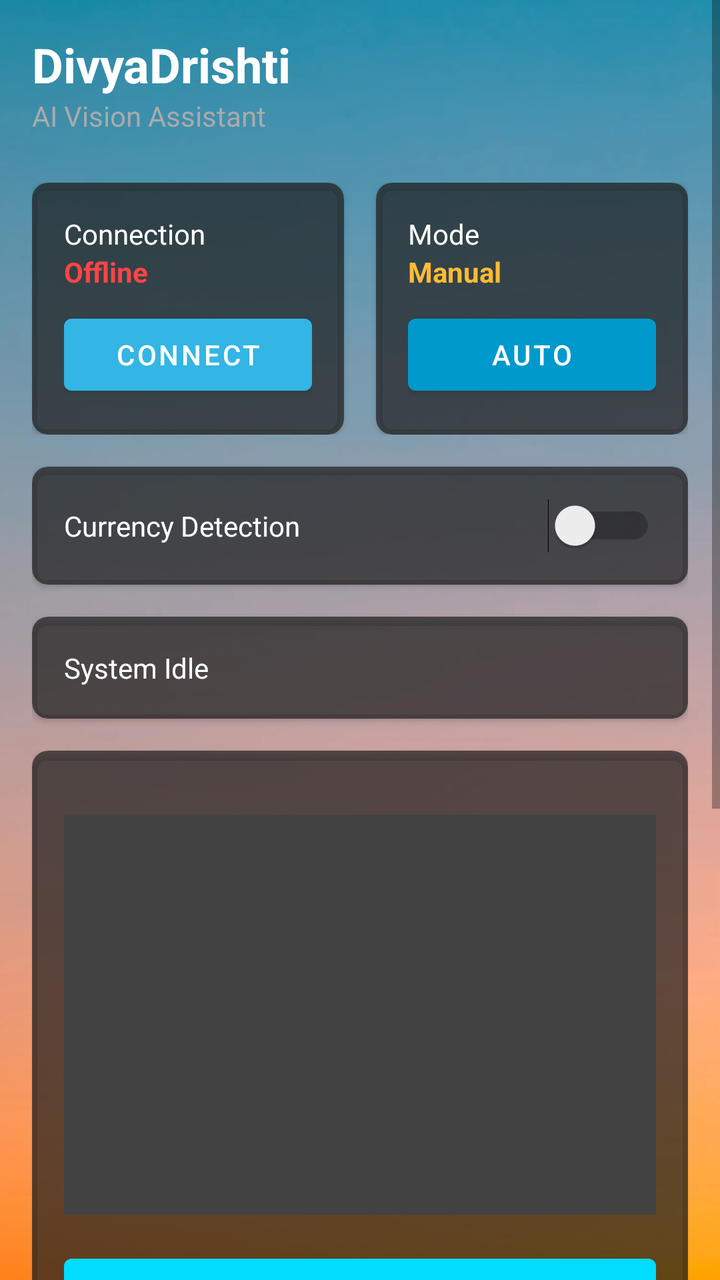
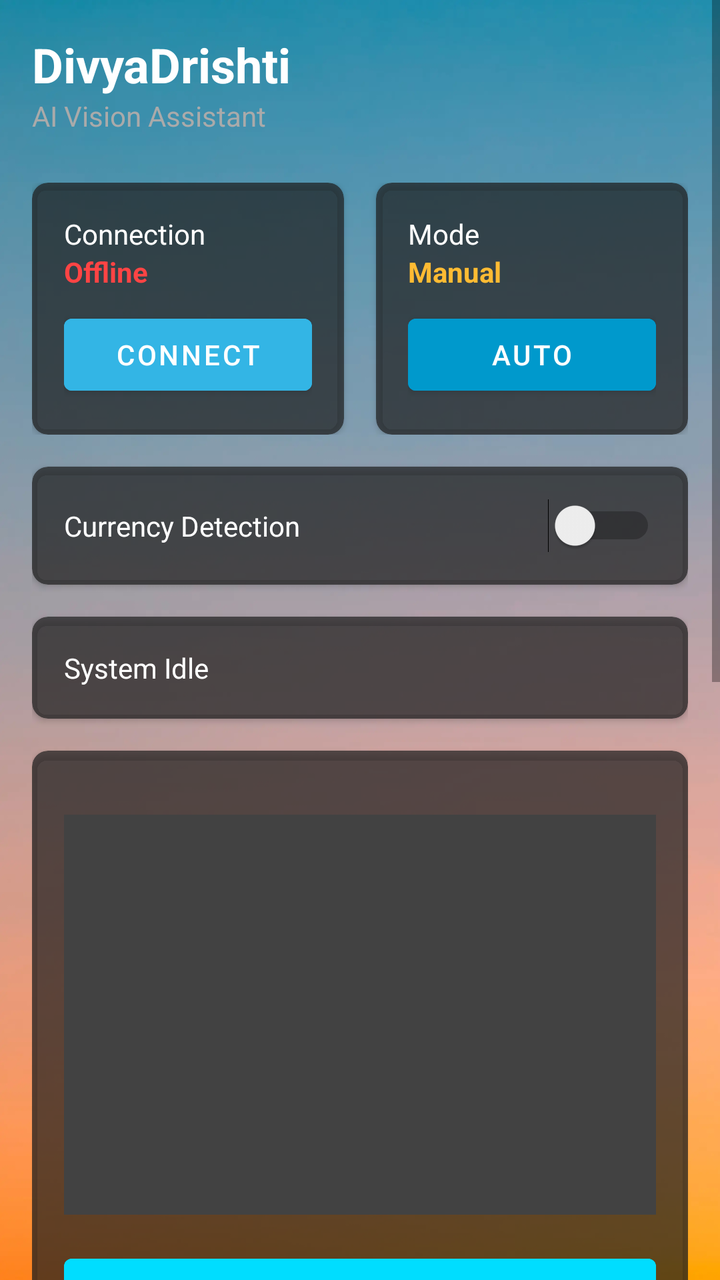

Before-and-after screenshots of an Android layout around one commit, followed by the original layout XML and the change that was made.
<!-- AndroidManifest.xml: application theme Theme.Divyadrishti -->
<!-- res/layout/activity_main.xml -->
<?xml version="1.0" encoding="utf-8"?>
<ScrollView xmlns:android="http://schemas.android.com/apk/res/android"
    xmlns:app="http://schemas.android.com/apk/res-auto"
    xmlns:tools="http://schemas.android.com/tools"
    android:layout_width="match_parent"
    android:layout_height="match_parent"
    android:background="@drawable/background_gradient"
    tools:context=".MainActivity">

    <androidx.constraintlayout.widget.ConstraintLayout
        android:layout_width="match_parent"
        android:layout_height="wrap_content"
        android:padding="16dp">

        
        <TextView
            android:id="@+id/headerTitle"
            android:layout_width="wrap_content"
            android:layout_height="wrap_content"
            android:text="DivyaDrishti"
            android:textColor="@android:color/white"
            android:textSize="24sp"
            android:textStyle="bold"
            app:layout_constraintStart_toStartOf="parent"
            app:layout_constraintTop_toTopOf="parent" />

        <TextView
            android:id="@+id/headerSubtitle"
            android:layout_width="wrap_content"
            android:layout_height="wrap_content"
            android:text="AI Vision Assistant"
            android:textColor="@android:color/darker_gray"
            android:textSize="14sp"
            app:layout_constraintStart_toStartOf="parent"
            app:layout_constraintTop_toBottomOf="@id/headerTitle" />

        
        <GridLayout
            android:id="@+id/connectionModeLayout"
            android:layout_width="0dp"
            android:layout_height="wrap_content"
            android:layout_marginTop="24dp"
            android:columnCount="2"
            android:rowCount="1"
            app:layout_constraintEnd_toEndOf="parent"
            app:layout_constraintStart_toStartOf="parent"
            app:layout_constraintTop_toBottomOf="@id/headerSubtitle">

            <androidx.cardview.widget.CardView
                android:layout_width="0dp"
                android:layout_height="wrap_content"
                android:layout_columnWeight="1"
                android:layout_marginEnd="8dp"
                app:cardBackgroundColor="#B31E1E1E"
                app:cardCornerRadius="8dp">

                <LinearLayout
                    android:layout_width="match_parent"
                    android:layout_height="wrap_content"
                    android:orientation="vertical"
                    android:padding="16dp">

                    <TextView
                        android:layout_width="wrap_content"
                        android:layout_height="wrap_content"
                        android:text="Connection"
                        android:textColor="@android:color/white" />

                    <TextView
                        android:id="@+id/connectionStatus"
                        android:layout_width="wrap_content"
                        android:layout_height="wrap_content"
                        android:text="Offline"
                        android:textColor="@android:color/holo_red_light"
                        android:textStyle="bold" />

                    <Button
                        android:id="@+id/connectButton"
                        android:layout_width="match_parent"
                        android:layout_height="wrap_content"
                        android:layout_marginTop="8dp"
                        android:backgroundTint="@android:color/holo_blue_light"
                        android:text="Connect"
                        android:textColor="@android:color/white" />
                </LinearLayout>
            </androidx.cardview.widget.CardView>

            <androidx.cardview.widget.CardView
                android:layout_width="0dp"
                android:layout_height="wrap_content"
                android:layout_columnWeight="1"
                android:layout_marginStart="8dp"
                app:cardBackgroundColor="#B31E1E1E"
                app:cardCornerRadius="8dp">

                <LinearLayout
                    android:layout_width="match_parent"
                    android:layout_height="wrap_content"
                    android:orientation="vertical"
                    android:padding="16dp">

                    <TextView
                        android:layout_width="wrap_content"
                        android:layout_height="wrap_content"
                        android:text="Mode"
                        android:textColor="@android:color/white" />

                    <TextView
                        android:id="@+id/modeStatus"
                        android:layout_width="wrap_content"
                        android:layout_height="wrap_content"
                        android:text="Manual"
                        android:textColor="@android:color/holo_orange_light"
                        android:textStyle="bold" />

                    <Button
                        android:id="@+id/modeToggleButton"
                        android:layout_width="match_parent"
                        android:layout_height="wrap_content"
                        android:layout_marginTop="8dp"
                        android:backgroundTint="@android:color/holo_blue_dark"
                        android:text="Auto"
                        android:textColor="@android:color/white" />
                </LinearLayout>
            </androidx.cardview.widget.CardView>
        </GridLayout>

        
        <androidx.cardview.widget.CardView
            android:id="@+id/autoModeSettingsCard"
            android:layout_width="0dp"
            android:layout_height="wrap_content"
            android:layout_marginTop="16dp"
            app:cardBackgroundColor="#B31E1E1E"
            app:cardCornerRadius="8dp"
            app:layout_constraintEnd_toEndOf="parent"
            app:layout_constraintStart_toStartOf="parent"
            app:layout_constraintTop_toBottomOf="@id/connectionModeLayout"
            android:visibility="gone">

            <LinearLayout
                android:layout_width="match_parent"
                android:layout_height="wrap_content"
                android:orientation="vertical"
                android:padding="16dp">

                <TextView
                    android:layout_width="wrap_content"
                    android:layout_height="wrap_content"
                    android:text="Auto Mode Interval (seconds)"
                    android:textColor="@android:color/white" />

                <EditText
                    android:id="@+id/intervalEditText"
                    android:layout_width="match_parent"
                    android:layout_height="wrap_content"
                    android:layout_marginTop="8dp"
                    android:backgroundTint="@android:color/white"
                    android:hint="Default: 30"
                    android:inputType="number"
                    android:textColor="@android:color/white"
                    android:textColorHint="@android:color/darker_gray" />
            </LinearLayout>
        </androidx.cardview.widget.CardView>

        
        <androidx.cardview.widget.CardView
            android:id="@+id/currencyCard"
            android:layout_width="0dp"
            android:layout_height="wrap_content"
            android:layout_marginTop="16dp"
            app:cardBackgroundColor="#B31E1E1E"
            app:cardCornerRadius="8dp"
            app:layout_constraintEnd_toEndOf="parent"
            app:layout_constraintStart_toStartOf="parent"
            app:layout_constraintTop_toBottomOf="@id/autoModeSettingsCard">

            <LinearLayout
                android:layout_width="match_parent"
                android:layout_height="wrap_content"
                android:gravity="center_vertical"
                android:orientation="horizontal"
                android:padding="16dp">

                <TextView
                    android:layout_width="0dp"
                    android:layout_height="wrap_content"
                    android:layout_weight="1"
                    android:text="Currency Detection"
                    android:textColor="@android:color/white" />

                <Switch
                    android:id="@+id/currencyToggleButton"
                    android:layout_width="wrap_content"
                    android:layout_height="wrap_content" />
            </LinearLayout>
        </androidx.cardview.widget.CardView>

        
        <androidx.cardview.widget.CardView
            android:id="@+id/systemStatusCard"
            android:layout_width="0dp"
            android:layout_height="wrap_content"
            android:layout_marginTop="16dp"
            app:cardBackgroundColor="#B31E1E1E"
            app:cardCornerRadius="8dp"
            app:layout_constraintEnd_toEndOf="parent"
            app:layout_constraintStart_toStartOf="parent"
            app:layout_constraintTop_toBottomOf="@id/currencyCard">

            <LinearLayout
                android:layout_width="match_parent"
                android:layout_height="wrap_content"
                android:orientation="vertical"
                android:padding="16dp">

                <TextView
                    android:id="@+id/statusText"
                    android:layout_width="match_parent"
                    android:layout_height="wrap_content"
                    android:text="System Idle"
                    android:textColor="@android:color/white" />
            </LinearLayout>
        </androidx.cardview.widget.CardView>

        
        <androidx.cardview.widget.CardView
            android:id="@+id/cameraFeedCard"
            android:layout_width="0dp"
            android:layout_height="wrap_content"
            android:layout_marginTop="16dp"
            app:cardBackgroundColor="#B31E1E1E"
            app:cardCornerRadius="8dp"
            app:layout_constraintEnd_toEndOf="parent"
            app:layout_constraintStart_toStartOf="parent"
            app:layout_constraintTop_toBottomOf="@id/systemStatusCard">

            <LinearLayout
                android:layout_width="match_parent"
                android:layout_height="wrap_content"
                android:orientation="vertical"
                android:padding="16dp">

                <ImageView
                    android:id="@+id/imageView"
                    android:layout_width="match_parent"
                    android:layout_height="200dp"
                    android:layout_marginTop="16dp"
                    android:background="@color/cardview_dark_background"
                    android:scaleType="centerCrop"
                    android:contentDescription="ESP32 Camera Feed" />

                <Button
                    android:id="@+id/captureButton"
                    android:layout_width="match_parent"
                    android:layout_height="wrap_content"
                    android:layout_marginTop="16dp"
                    android:backgroundTint="@android:color/holo_blue_bright"
                    android:text="Capture Image"
                    android:textColor="@android:color/white" />

                <Button
                    android:id="@+id/pickButton"
                    android:layout_width="match_parent"
                    android:layout_height="wrap_content"
                    android:layout_marginTop="8dp"
                    android:backgroundTint="@android:color/holo_purple"
                    android:text="Pick from Gallery"
                    android:textColor="@android:color/white" />
            </LinearLayout>
        </androidx.cardview.widget.CardView>

        
        <androidx.cardview.widget.CardView
            android:id="@+id/objectDetectionCard"
            android:layout_width="0dp"
            android:layout_height="wrap_content"
            android:layout_marginTop="16dp"
            app:cardBackgroundColor="#B31E1E1E"
            app:cardCornerRadius="8dp"
            app:layout_constraintEnd_toEndOf="parent"
            app:layout_constraintStart_toStartOf="parent"
            app:layout_constraintTop_toBottomOf="@id/cameraFeedCard">

            <LinearLayout
                android:layout_width="match_parent"
                android:layout_height="wrap_content"
                android:orientation="vertical"
                android:padding="16dp">

                <Button
                    android:id="@+id/detectButton"
                    android:layout_width="match_parent"
                    android:layout_height="wrap_content"
                    android:backgroundTint="@android:color/holo_green_dark"
                    android:text="Detect Objects"
                    android:textColor="@android:color/white" />

                <Button
                    android:id="@+id/ocrButton"
                    android:layout_width="match_parent"
                    android:layout_height="wrap_content"
                    android:layout_marginTop="12dp"
                    android:backgroundTint="@android:color/holo_blue_dark"
                    android:text="Read Text (OCR)"
                    android:textColor="@android:color/white" />

                <TextView
                    android:id="@+id/ocrResultText"
                    android:layout_width="match_parent"
                    android:layout_height="wrap_content"
                    android:layout_marginTop="12dp"
                    android:padding="8dp"
                    android:text="OCR Result"
                    android:textColor="@android:color/white" />

                <TextView
                    android:id="@+id/resultText"
                    android:layout_width="match_parent"
                    android:layout_height="wrap_content"
                    android:layout_marginTop="16dp"
                    android:padding="8dp"
                    android:text="Detection Result"
                    android:textColor="@android:color/white"
                    android:textStyle="bold" />

                <TextView
                    android:id="@+id/debugText"
                    android:layout_width="match_parent"
                    android:layout_height="wrap_content"
                    android:layout_marginTop="8dp"
                    android:textColor="@android:color/darker_gray"
                    android:visibility="gone" />
            </LinearLayout>
        </androidx.cardview.widget.CardView>

    </androidx.constraintlayout.widget.ConstraintLayout>
</ScrollView>
<!-- resources referenced by this layout -->
<resources>
  <!-- drawable background_gradient: webp bitmap (drawable, 48702 bytes) -->
  <style name="Theme.Divyadrishti" parent="Theme.MaterialComponents.DayNight.NoActionBar">
          <item name="android:forceDarkAllowed" tools:targetApi="q">false</item>
  
          <item name="colorPrimary">@color/accent_teal</item>
          <item name="colorPrimaryVariant">@color/accent_teal</item>
          <item name="colorOnPrimary">@color/black</item>
          <item name="colorSecondary">@color/accent_teal</item>
          <item name="colorSecondaryVariant">@color/accent_teal</item>
          <item name="colorOnSecondary">@color/black</item>
          <item name="android:statusBarColor">@color/primary_dark</item>
          <item name="android:windowBackground">@color/primary_dark</item>
          <item name="colorSurface">@color/primary_variant_dark</item>
          <item name="android:textColor">@color/text_primary_dark</item>
          <item name="android:textColorHint">@color/text_secondary_dark</item>
      </style>
  <color name="accent_teal">#00BCD4</color>
  <color name="black">#FF000000</color>
  <color name="primary_dark">#212121</color>
  <color name="primary_variant_dark">#303030</color>
  <color name="text_primary_dark">#FFFFFFFF</color>
  <color name="text_secondary_dark">#B3FFFFFF</color>
</resources>

<!-- the commit's change to res/layout/activity_main.xml (unified diff, before → after) -->
@@ -272,6 +272,54 @@
 
         
         <androidx.cardview.widget.CardView
+            android:id="@+id/faceManagementCard"
+            android:layout_width="0dp"
+            android:layout_height="wrap_content"
+            android:layout_marginTop="16dp"
+            app:cardBackgroundColor="#B31E1E1E"
+            app:cardCornerRadius="8dp"
+            app:layout_constraintEnd_toEndOf="parent"
+            app:layout_constraintStart_toStartOf="parent"
+            app:layout_constraintTop_toBottomOf="@id/cameraFeedCard">
+
+            <LinearLayout
+                android:layout_width="match_parent"
+                android:layout_height="wrap_content"
+                android:orientation="vertical"
+                android:padding="16dp">
+
+                <TextView
+                    android:layout_width="wrap_content"
+                    android:layout_height="wrap_content"
+                    android:text="Face Recognition"
+                    android:textColor="@android:color/white"
+                    android:textSize="18sp"
+                    android:textStyle="bold" />
+
+                <Button
+                    android:id="@+id/registerFaceButton"
+                    android:layout_width="match_parent"
+                    android:layout_height="wrap_content"
+                    android:layout_marginTop="12dp"
+                    android:backgroundTint="@android:color/holo_orange_dark"
+                    android:text="Register Face"
+                    android:textColor="@android:color/white" />
+
+                <Button
+                    android:id="@+id/manageFacesButton"
+                    android:layout_width="match_parent"
+                    android:layout_height="wrap_content"
+                    android:layout_marginTop="8dp"
+                    android:backgroundTint="@android:color/holo_red_dark"
+                    android:text="Manage Registered Faces"
+                    android:textColor="@android:color/white" />
+
+            </LinearLayout>
+
+        </androidx.cardview.widget.CardView>
+
+        
+        <androidx.cardview.widget.CardView
             android:id="@+id/objectDetectionCard"
             android:layout_width="0dp"
             android:layout_height="wrap_content"
@@ -280,7 +328,7 @@
             app:cardCornerRadius="8dp"
             app:layout_constraintEnd_toEndOf="parent"
             app:layout_constraintStart_toStartOf="parent"
-            app:layout_constraintTop_toBottomOf="@id/cameraFeedCard">
+            app:layout_constraintTop_toBottomOf="@id/faceManagementCard">
 
             <LinearLayout
                 android:layout_width="match_parent"
